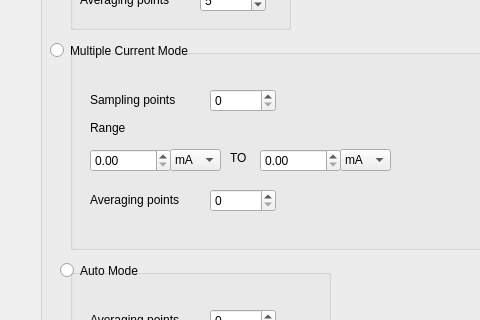
This is Control VI/ke2182a.ui in rohitranjan017/Interfacing-and-Data-Acquisition-from-Scientific-Instruments as Qt 5 draws it before an edit; both pictures show x 0 to 480 and y 121 to 441 of the 646 by 524 pixel window. The edited form follows.
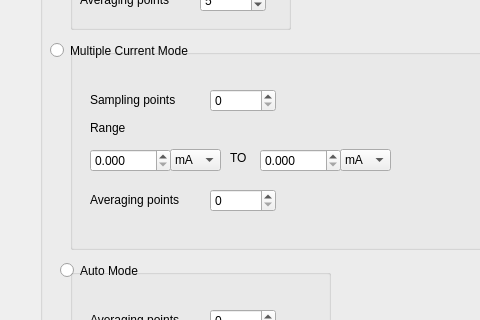
This is the edited form.

```diff
--- a/Control VI/ke2182a.ui
+++ b/Control VI/ke2182a.ui
@@ -236,6 +236,9 @@
        <height>23</height>
       </rect>
      </property>
+     <property name="decimals">
+      <number>3</number>
+     </property>
      <property name="maximum">
       <double>100000.000000000000000</double>
      </property>
@@ -274,6 +277,9 @@
        <height>23</height>
       </rect>
      </property>
+     <property name="decimals">
+      <number>3</number>
+     </property>
      <property name="maximum">
       <double>100000.000000000000000</double>
      </property>
```
